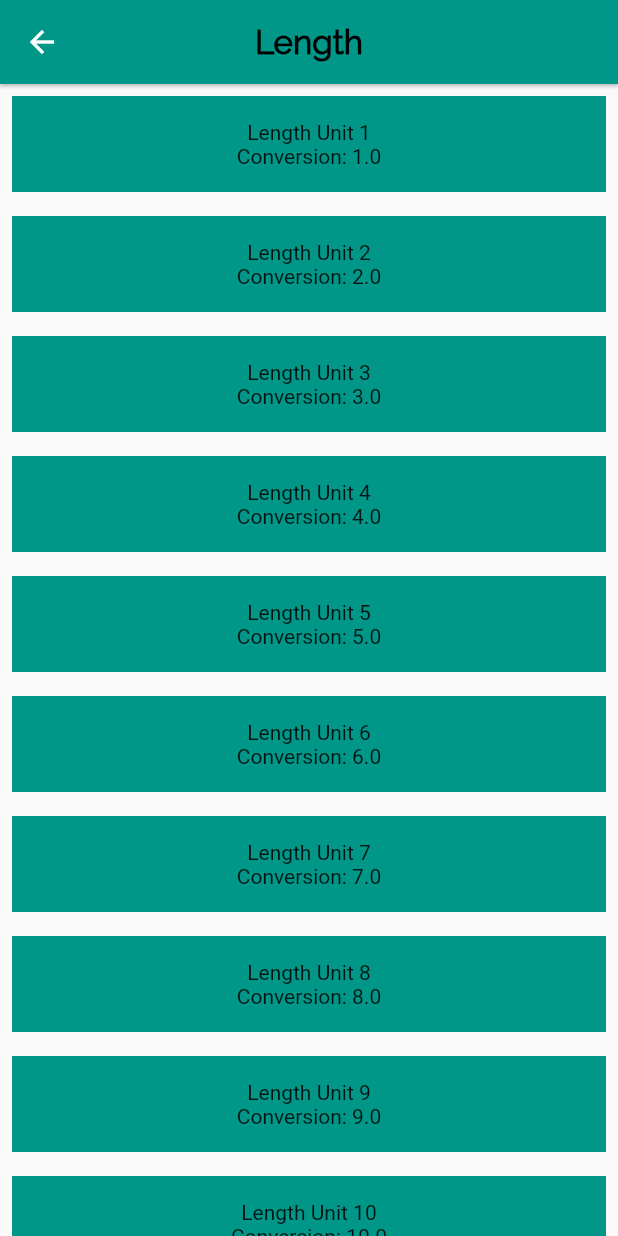
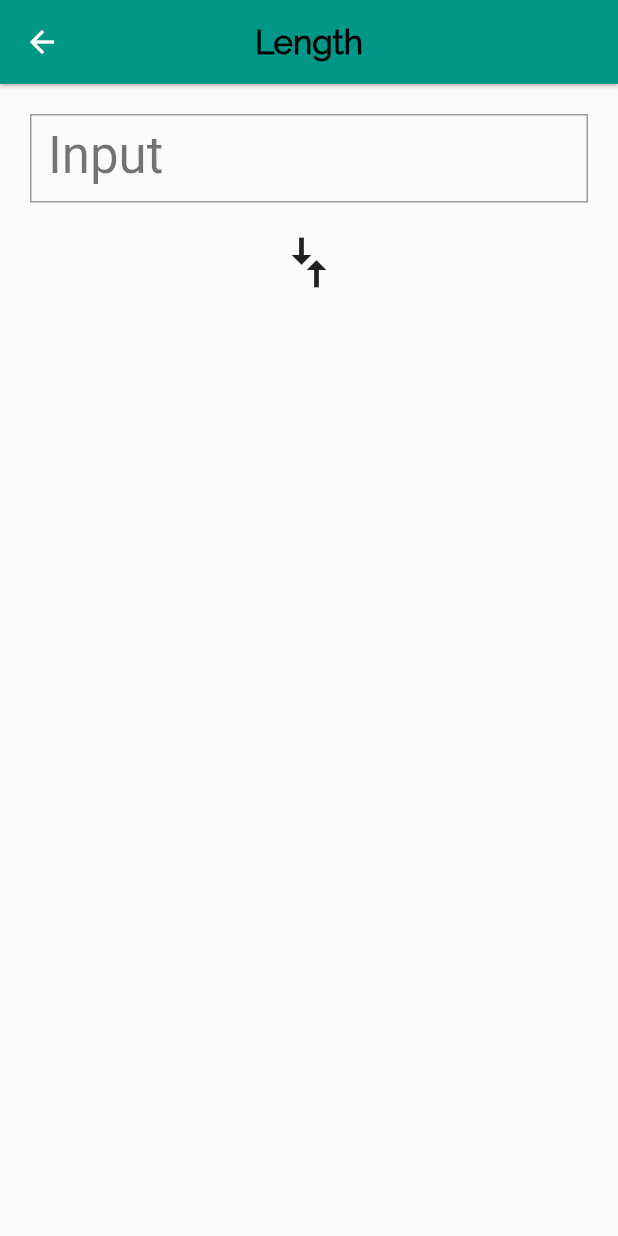
Before and after one commit to CarlosCastroTrejo/UnitConverter, a Flutter app: the screen it shows after launch, after a tap on "Length", on a phone screen of 412 x 824 dp. Run offline on Flutter 3.47's test engine with Material 2 defaults, Android fonts, the phone set to English and light mode, and no system bars.

Commit message:
Input field and arrows icon  was added to the converter page.

```diff
--- a/lib/screens/UnitConverter/unitConverter.dart
+++ b/lib/screens/UnitConverter/unitConverter.dart
@@ -15,7 +15,7 @@ class UnitConverter extends StatefulWidget {
 }
 
 class _UnitConverterState extends State<UnitConverter> {
-  List<Container> unitWidgets() {
+  /*  List<Container> unitWidgets() {
     return widget.units.map((Unit unit) {
       return Container(
         color: widget._color,
@@ -33,10 +33,43 @@ class _UnitConverterState extends State<UnitConverter> {
         ),
       );
     }).toList();
-  }
+  } */
 
   @override
   Widget build(BuildContext context) {
+    final input = Theme(
+      data: new ThemeData(
+        primaryColor: widget._color,
+      ),
+      child: Padding(
+        padding: EdgeInsets.symmetric(vertical: 20.0, horizontal: 20.0),
+        child: Column(
+          mainAxisAlignment: MainAxisAlignment.start,
+          crossAxisAlignment: CrossAxisAlignment.stretch,
+          children: [
+            TextField(
+              decoration: InputDecoration(
+                labelStyle: Theme.of(context).textTheme.headline4,
+                labelText: 'Input',
+                border: OutlineInputBorder(
+                  borderRadius: BorderRadius.circular(0.0),
+                ),
+              ),
+              keyboardType: TextInputType.number,
+            ),
+          ],
+        ),
+      ),
+    );
+
+    final arrows = RotatedBox(
+      quarterTurns: 1,
+      child: Icon(
+        Icons.compare_arrows,
+        size: 40.0,
+      ),
+    );
+
     return Scaffold(
       appBar: AppBar(
         elevation: 1.0,
@@ -46,8 +79,10 @@ class _UnitConverterState extends State<UnitConverter> {
         ),
         backgroundColor: widget._color,
       ),
-      body: ListView(
-        children: unitWidgets(),
+      body: Column(
+        mainAxisAlignment: MainAxisAlignment.start,
+        crossAxisAlignment: CrossAxisAlignment.stretch,
+        children: [input, arrows],
       ),
     );
   }
```
